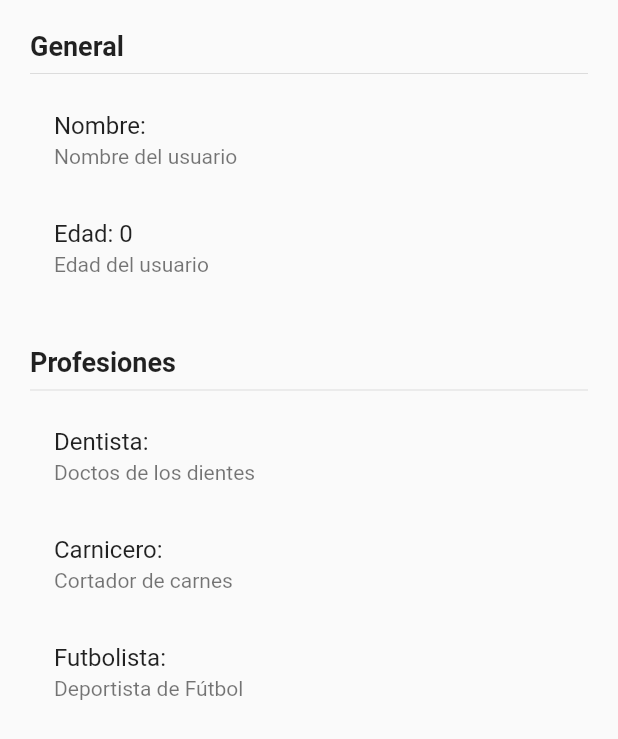
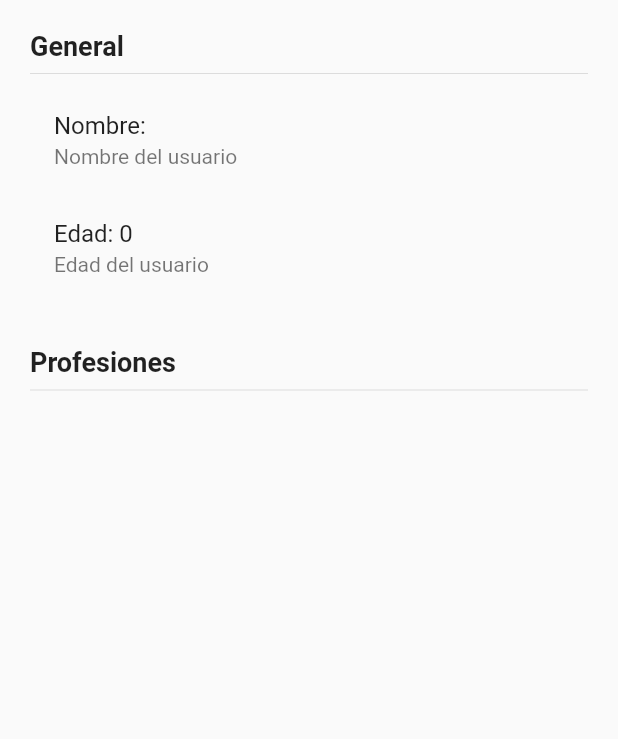
Before and after one commit to PeterPaulez/singleton_app, a Flutter app: the InformacionUsuario widget shown alone on an empty page, opened directly with empty values, on a phone screen of 412 x 824 dp. Shown: the top 739 px of the screen. Run offline on Flutter 3.47's test engine with Material 2 defaults, Android fonts, the phone set to English and light mode, and no system bars; our stand-ins replace get.

Commit message:
CHANGE: Using usuarioController for managing list of data

```diff
--- a/lib/pages/pagina1.dart
+++ b/lib/pages/pagina1.dart
@@ -70,6 +70,15 @@ class InformacionUsuario extends StatelessWidget {
             style: TextStyle(fontSize: 18, fontWeight: FontWeight.bold),
           ),
           Divider(),
+
+          // No podemos devolver una lista sin mas, sino que debe ser desestructurada
+          ...usuario.profesiones.map(
+            (profesion) => ListTile(
+              title: Text(profesion),
+              subtitle: Text('yeahhhh'),
+            ),
+          )
+          /*
           ListTile(
             title: Text('Dentista: '),
             subtitle: Text('Doctos de los dientes'),
@@ -82,6 +91,7 @@ class InformacionUsuario extends StatelessWidget {
             title: Text('Futbolista: '),
             subtitle: Text('Deportista de Fútbol'),
           ),
+          */
         ],
       ),
     );
--- a/lib/pages/pagina2.dart
+++ b/lib/pages/pagina2.dart
@@ -46,7 +46,11 @@ class Pagina2Page extends StatelessWidget {
             SizedBox(height: 30),
             MaterialButton(
               minWidth: 200,
-              onPressed: () {},
+              onPressed: () {
+                usuarioController.agregarProfesion(
+                  'Profesión #${usuarioController.profesionesCount + 1}',
+                );
+              },
               child: Text(
                 'Añadir Profesión',
                 style: TextStyle(color: Colors.white),
```
Also changed, not shown: lib/controllers/usuario.dart (+10 -0 lines).
